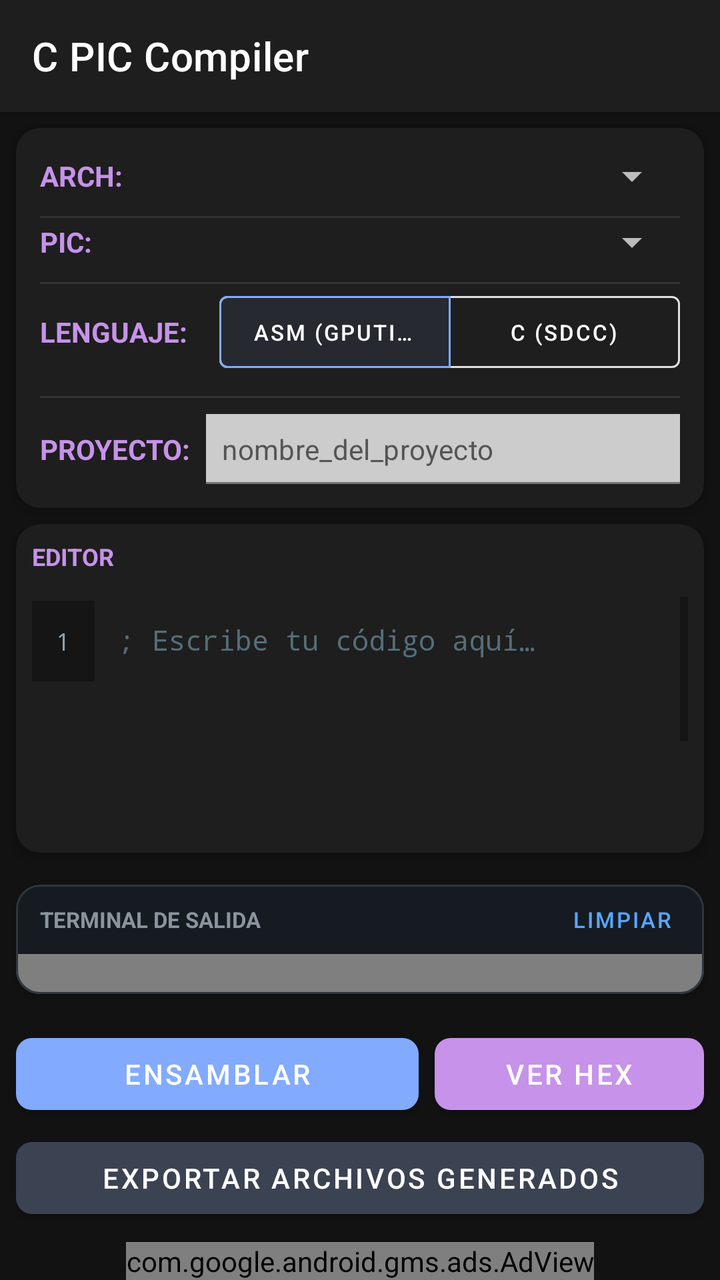
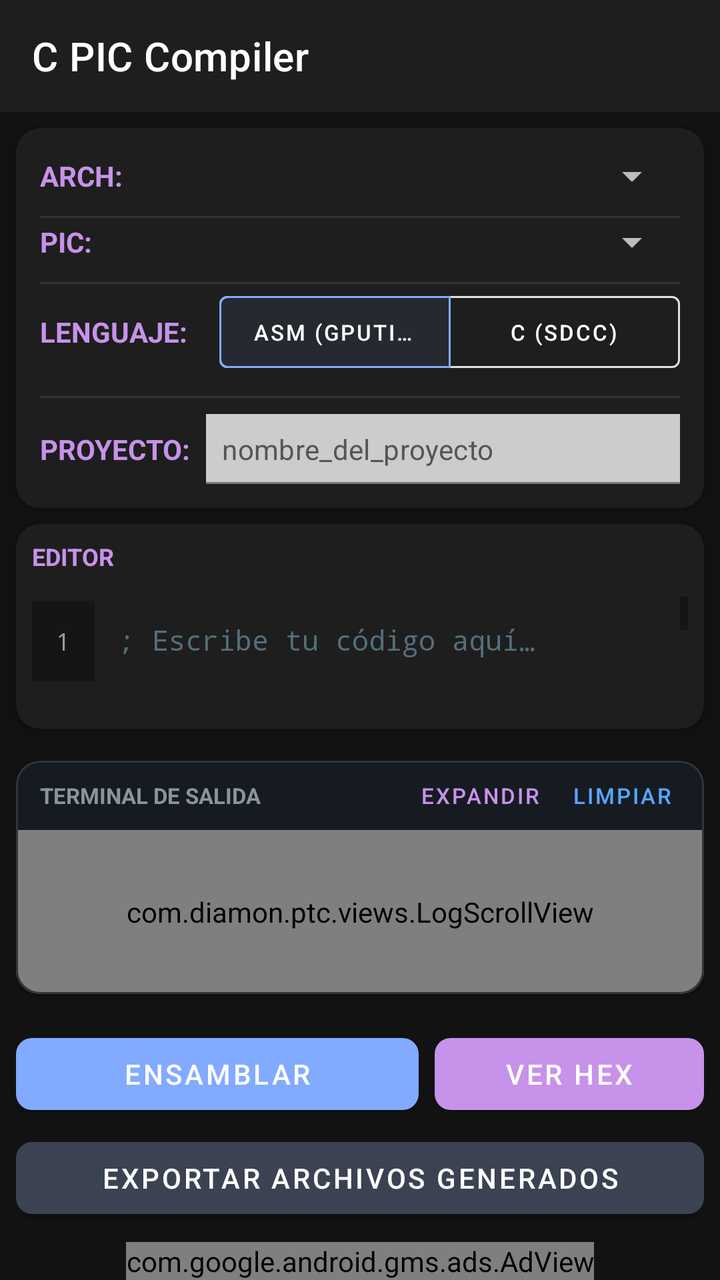

Before-and-after screenshots of an Android layout around one commit, followed by the original layout XML and the change that was made.
<!-- AndroidManifest.xml: application theme Theme.CPIC -->
<!-- res/layout/activity_main.xml -->
<?xml version="1.0" encoding="utf-8"?>
<androidx.coordinatorlayout.widget.CoordinatorLayout xmlns:android="http://schemas.android.com/apk/res/android"
    xmlns:app="http://schemas.android.com/apk/res-auto"
    xmlns:tools="http://schemas.android.com/tools"
    android:layout_width="match_parent"
    android:layout_height="match_parent"
    android:background="#121212"
    tools:context=".MainActivity">

    <com.google.android.material.appbar.AppBarLayout
        android:layout_width="match_parent"
        android:layout_height="wrap_content"
        android:background="#1E1E1E">

        <com.google.android.material.appbar.MaterialToolbar
            android:id="@+id/toolbar"
            android:layout_width="match_parent"
            android:layout_height="?attr/actionBarSize"
            app:title="@string/app_name"
            app:titleTextColor="#FFFFFF"
            android:theme="@style/ToolbarTheme"
            app:popupTheme="@style/CustomPopupTheme" />

    </com.google.android.material.appbar.AppBarLayout>

    <androidx.constraintlayout.widget.ConstraintLayout
        android:layout_width="match_parent"
        android:layout_height="match_parent"
        app:layout_behavior="@string/appbar_scrolling_view_behavior">

        
        <com.google.android.material.card.MaterialCardView
            android:id="@+id/card_pic_selector"
            android:layout_width="0dp"
            android:layout_height="wrap_content"
            android:layout_margin="8dp"
            app:cardBackgroundColor="#1E1E1E"
            app:cardCornerRadius="12dp"
            app:cardElevation="4dp"
            app:layout_constraintEnd_toEndOf="parent"
            app:layout_constraintStart_toStartOf="parent"
            app:layout_constraintTop_toTopOf="parent">

            <LinearLayout
                android:layout_width="match_parent"
                android:layout_height="wrap_content"
                android:orientation="vertical"
                android:padding="12dp">

                
                <LinearLayout
                    android:layout_width="match_parent"
                    android:layout_height="wrap_content"
                    android:gravity="center_vertical"
                    android:orientation="horizontal">

                    <TextView
                        android:layout_width="wrap_content"
                        android:layout_height="wrap_content"
                        android:text="@string/label_arch"
                        android:textColor="@color/secondary"
                        android:textSize="14sp"
                        android:textStyle="bold" />

                    <Spinner
                        android:id="@+id/spinner_arch"
                        android:layout_width="match_parent"
                        android:layout_height="wrap_content"
                        android:layout_marginStart="8dp"
                        android:theme="@style/ThemeOverlay.AppCompat.Dark" />
                </LinearLayout>

                <View
                    android:layout_width="match_parent"
                    android:layout_height="1dp"
                    android:layout_marginTop="8dp"
                    android:background="#333333" />

                
                <LinearLayout
                    android:id="@+id/row_sub_arch"
                    android:layout_width="match_parent"
                    android:layout_height="wrap_content"
                    android:gravity="center_vertical"
                    android:orientation="horizontal"
                    android:visibility="gone">

                    <TextView
                        android:layout_width="wrap_content"
                        android:layout_height="wrap_content"
                        android:text="@string/label_variant"
                        android:textColor="@color/secondary"
                        android:textSize="14sp"
                        android:textStyle="bold" />

                    <Spinner
                        android:id="@+id/spinner_sub_arch"
                        android:layout_width="match_parent"
                        android:layout_height="wrap_content"
                        android:layout_marginStart="8dp"
                        android:theme="@style/ThemeOverlay.AppCompat.Dark" />
                </LinearLayout>

                <View
                    android:id="@+id/divider_sub_arch"
                    android:layout_width="match_parent"
                    android:layout_height="1dp"
                    android:layout_marginTop="8dp"
                    android:background="#333333"
                    android:visibility="gone" />

                
                <LinearLayout
                    android:id="@+id/row_device"
                    android:layout_width="match_parent"
                    android:layout_height="wrap_content"
                    android:gravity="center_vertical"
                    android:orientation="horizontal">

                    <TextView
                        android:id="@+id/label_device"
                        android:layout_width="wrap_content"
                        android:layout_height="wrap_content"
                        android:text="@string/label_pic"
                        android:textColor="@color/secondary"
                        android:textSize="14sp"
                        android:textStyle="bold" />

                    <Spinner
                        android:id="@+id/spinner_pic"
                        android:layout_width="match_parent"
                        android:layout_height="wrap_content"
                        android:layout_marginStart="8dp"
                        android:theme="@style/ThemeOverlay.AppCompat.Dark" />
                </LinearLayout>

                <View
                    android:id="@+id/divider_device"
                    android:layout_width="match_parent"
                    android:layout_height="1dp"
                    android:layout_marginTop="8dp"
                    android:background="#333333" />

                
                <LinearLayout
                    android:id="@+id/row_language"
                    android:layout_width="match_parent"
                    android:layout_height="wrap_content"
                    android:gravity="center_vertical"
                    android:orientation="horizontal">

                    <TextView
                        android:layout_width="wrap_content"
                        android:layout_height="wrap_content"
                        android:text="@string/label_language"
                        android:textColor="@color/secondary"
                        android:textSize="14sp"
                        android:textStyle="bold" />

                    <com.google.android.material.button.MaterialButtonToggleGroup
                        android:id="@+id/toggle_language"
                        android:layout_width="0dp"
                        android:layout_height="wrap_content"
                        android:layout_weight="1"
                        android:layout_marginStart="16dp"
                        app:checkedButton="@+id/btn_lang_asm"
                        app:singleSelection="true">

                        <com.google.android.material.button.MaterialButton
                            android:id="@+id/btn_lang_asm"
                            style="@style/Widget.MaterialComponents.Button.OutlinedButton"
                            android:layout_width="0dp"
                            android:layout_height="wrap_content"
                            android:layout_weight="1"
                            android:text="@string/btn_asm_gputils"
                            android:textSize="11sp"
                            android:lines="1"
                            android:ellipsize="end"
                            android:textColor="#FFFFFF" />

                        <com.google.android.material.button.MaterialButton
                            android:id="@+id/btn_lang_c"
                            style="@style/Widget.MaterialComponents.Button.OutlinedButton"
                            android:layout_width="0dp"
                            android:layout_height="wrap_content"
                            android:layout_weight="1"
                            android:text="@string/btn_c_sdcc"
                            android:textSize="11sp"
                            android:lines="1"
                            android:ellipsize="end"
                            android:textColor="#FFFFFF" />
                    </com.google.android.material.button.MaterialButtonToggleGroup>
                </LinearLayout>

                <View
                    android:id="@+id/divider_language"
                    android:layout_width="match_parent"
                    android:layout_height="1dp"
                    android:layout_marginTop="8dp"
                    android:layout_marginBottom="8dp"
                    android:background="#333333" />

                <LinearLayout
                    android:layout_width="match_parent"
                    android:layout_height="wrap_content"
                    android:gravity="center_vertical"
                    android:orientation="horizontal">

                    <TextView
                        android:layout_width="wrap_content"
                        android:layout_height="wrap_content"
                        android:text="@string/label_project"
                        android:textColor="@color/secondary"
                        android:textSize="14sp"
                        android:textStyle="bold" />

                    <com.google.android.material.textfield.TextInputLayout
                        android:layout_width="match_parent"
                        android:layout_height="wrap_content"
                        android:layout_marginStart="8dp"
                        app:hintEnabled="false">

                        <com.google.android.material.textfield.TextInputEditText
                            android:id="@+id/edit_project_name"
                            android:layout_width="match_parent"
                            android:layout_height="wrap_content"
                            android:background="#CCCCCC"
                            android:hint="@string/hint_project_name"
                            android:inputType="text"
                            android:padding="8dp"
                            android:lines="1"
                            android:textColor="#000000"
                            android:textColorHint="#555555"
                            android:textSize="14sp" />
                    </com.google.android.material.textfield.TextInputLayout>
                </LinearLayout>
            </LinearLayout>
        </com.google.android.material.card.MaterialCardView>

        
        <com.google.android.material.card.MaterialCardView
            android:id="@+id/card_editor"
            android:layout_width="0dp"
            android:layout_height="0dp"
            android:layout_margin="8dp"
            app:cardBackgroundColor="#1E1E1E"
            app:cardCornerRadius="12dp"
            app:cardElevation="4dp"
            app:layout_constraintBottom_toTopOf="@+id/card_logs"
            app:layout_constraintEnd_toEndOf="parent"
            app:layout_constraintStart_toStartOf="parent"
            app:layout_constraintTop_toBottomOf="@+id/card_pic_selector"
            app:layout_constraintVertical_weight="3">

            <LinearLayout
                android:layout_width="match_parent"
                android:layout_height="match_parent"
                android:orientation="vertical"
                android:padding="8dp">

                <TextView
                    android:layout_width="wrap_content"
                    android:layout_height="wrap_content"
                    android:text="@string/label_editor"
                    android:textColor="@color/secondary"
                    android:textSize="12sp"
                    android:textStyle="bold" />

                <LinearLayout
                    android:layout_width="match_parent"
                    android:layout_height="wrap_content"
                    android:layout_marginTop="6dp"
                    android:gravity="center_vertical"
                    android:orientation="horizontal">

                    <HorizontalScrollView
                        android:layout_width="0dp"
                        android:layout_height="wrap_content"
                        android:layout_weight="1"
                        android:scrollbars="none">

                        <LinearLayout
                            android:id="@+id/layout_tabs"
                            android:layout_width="wrap_content"
                            android:layout_height="wrap_content"
                            android:orientation="horizontal" />
                    </HorizontalScrollView>

                </LinearLayout>

                <ScrollView
                    android:id="@+id/scroll_editor"
                    android:layout_width="match_parent"
                    android:layout_height="match_parent"
                    android:layout_marginTop="6dp"
                    android:fillViewport="true">

                    <LinearLayout
                        android:layout_width="match_parent"
                        android:layout_height="wrap_content"
                        android:orientation="horizontal">

                        <TextView
                            android:id="@+id/text_line_numbers"
                            android:layout_width="wrap_content"
                            android:layout_height="wrap_content"
                            android:background="#151515"
                            android:fontFamily="monospace"
                            android:gravity="top|end"
                            android:padding="12dp"
                            android:text="1"
                            android:textColor="#8FA0AE"
                            android:textSize="12sp" />

                        <EditText
                            android:id="@+id/edit_asm"
                            android:layout_width="0dp"
                            android:layout_height="wrap_content"
                            android:layout_weight="1"
                            android:background="@null"
                            android:fontFamily="monospace"
                            android:gravity="top"
                            android:hint="@string/hint_editor_asm"
                            android:inputType="textMultiLine|textNoSuggestions|textVisiblePassword"
                            android:minHeight="200dp"
                            android:padding="12dp"
                            android:textColor="#B2FF59"
                            android:textColorHint="#546E7A"
                            android:textSize="14sp" />
                    </LinearLayout>
                </ScrollView>
            </LinearLayout>
        </com.google.android.material.card.MaterialCardView>

        
        <com.google.android.material.card.MaterialCardView
            android:id="@+id/card_logs"
            android:layout_width="0dp"
            android:layout_height="0dp"
            android:layout_margin="8dp"
            app:cardBackgroundColor="#0D1117"
            app:cardCornerRadius="12dp"
            app:cardElevation="2dp"
            app:layout_constraintBottom_toTopOf="@+id/button_layout"
            app:layout_constraintEnd_toEndOf="parent"
            app:layout_constraintStart_toStartOf="parent"
            app:layout_constraintTop_toBottomOf="@+id/card_editor"
            app:layout_constraintVertical_weight="1"
            app:strokeColor="#30363D"
            app:strokeWidth="1dp">

            <LinearLayout
                android:layout_width="match_parent"
                android:layout_height="match_parent"
                android:orientation="vertical">

                <LinearLayout
                    android:layout_width="match_parent"
                    android:layout_height="wrap_content"
                    android:orientation="horizontal"
                    android:gravity="center_vertical"
                    android:background="#161B22"
                    android:paddingStart="12dp"
                    android:paddingEnd="8dp"
                    android:paddingTop="2dp"
                    android:paddingBottom="2dp">

                    <TextView
                        android:id="@+id/text_terminal_title"
                        android:layout_width="0dp"
                        android:layout_height="wrap_content"
                        android:layout_weight="1"
                        android:text="@string/label_terminal"
                        android:textColor="#8B949E"
                        android:textStyle="bold"
                        android:textSize="11sp" />

                    <com.google.android.material.button.MaterialButton
                        android:id="@+id/btn_clear_logs"
                        style="@style/Widget.MaterialComponents.Button.TextButton"
                        android:layout_width="wrap_content"
                        android:layout_height="wrap_content"
                        android:text="@string/btn_clear"
                        android:textColor="#58A6FF"
                        android:textSize="11sp"
                        android:minHeight="0dp"
                        android:minWidth="0dp"
                        android:paddingStart="8dp"
                        android:paddingEnd="8dp"
                        android:paddingTop="2dp"
                        android:paddingBottom="2dp" />
                </LinearLayout>

                <com.diamon.ptc.views.LogScrollView
                    android:id="@+id/scroll_logs"
                    android:layout_width="match_parent"
                    android:layout_height="0dp"
                    android:layout_weight="1"
                    android:background="#0A0E17"
                    android:padding="8dp"
                    android:descendantFocusability="blocksDescendants">

                    <TextView
                        android:id="@+id/text_logs"
                        android:layout_width="match_parent"
                        android:layout_height="wrap_content"
                        android:fontFamily="monospace"
                        android:longClickable="true"
                        android:text="@string/terminal_ready"
                        android:textColor="#00FF66"
                        android:textIsSelectable="true"
                        android:lineSpacingExtra="2dp"
                        android:textSize="12sp" />
                </com.diamon.ptc.views.LogScrollView>
            </LinearLayout>
        </com.google.android.material.card.MaterialCardView>

        
        <LinearLayout
            android:id="@+id/button_layout"
            android:layout_width="match_parent"
            android:layout_height="wrap_content"
            android:orientation="vertical"
            android:padding="8dp"
            app:layout_constraintBottom_toTopOf="@+id/adView_banner"
            app:layout_constraintEnd_toEndOf="parent"
            app:layout_constraintStart_toStartOf="parent">

            <LinearLayout
                android:layout_width="match_parent"
                android:layout_height="wrap_content"
                android:orientation="horizontal">

                <com.google.android.material.button.MaterialButton
                    android:id="@+id/btn_assemble"
                    android:layout_width="0dp"
                    android:layout_height="wrap_content"
                    android:layout_weight="1.2"
                    android:layout_marginEnd="4dp"
                    android:text="@string/btn_assemble"
                    app:backgroundTint="@color/primary"
                    app:cornerRadius="8dp" />

                <com.google.android.material.button.MaterialButton
                    android:id="@+id/btn_view_hex"
                    android:layout_width="0dp"
                    android:layout_height="wrap_content"
                    android:layout_weight="0.8"
                    android:layout_marginStart="4dp"
                    android:text="@string/btn_view_hex"
                    app:backgroundTint="@color/secondary"
                    app:cornerRadius="8dp" />
            </LinearLayout>

            <com.google.android.material.button.MaterialButton
                android:id="@+id/btn_export"
                android:layout_width="match_parent"
                android:layout_height="wrap_content"
                android:layout_marginTop="4dp"
                android:text="@string/btn_export"
                app:backgroundTint="@color/primary_variant"
                app:cornerRadius="8dp" />

        </LinearLayout>

        
        <com.google.android.gms.ads.AdView
            android:id="@+id/adView_banner"
            android:layout_width="wrap_content"
            android:layout_height="wrap_content"
            app:adSize="BANNER"
            app:adUnitId="@string/ad_banner_id"
            app:layout_constraintBottom_toBottomOf="parent"
            app:layout_constraintEnd_toEndOf="parent"
            app:layout_constraintStart_toStartOf="parent" />

    </androidx.constraintlayout.widget.ConstraintLayout>

    
    <FrameLayout
        android:id="@+id/loading_overlay"
        android:layout_width="match_parent"
        android:layout_height="match_parent"
        android:background="#E6121212"
        android:clickable="true"
        android:focusable="true"
        android:visibility="gone">

        <LinearLayout
            android:layout_width="wrap_content"
            android:layout_height="wrap_content"
            android:layout_gravity="center"
            android:gravity="center"
            android:orientation="vertical"
            android:padding="24dp">

            <ProgressBar
                android:layout_width="64dp"
                android:layout_height="64dp"
                android:indeterminateTint="@color/secondary" />

            <TextView
                android:layout_width="wrap_content"
                android:layout_height="wrap_content"
                android:layout_marginTop="16dp"
                android:gravity="center"
                android:text="@string/loading_message"
                android:textColor="#FFFFFF"
                android:textSize="14sp"
                android:textStyle="bold" />
        </LinearLayout>
    </FrameLayout>

</androidx.coordinatorlayout.widget.CoordinatorLayout>
<!-- resources referenced by this layout -->
<resources>
  <color name="primary">#82AAFF</color>
  <color name="primary_variant">#3B4252</color>
  <color name="secondary">#C792EA</color>
  <string name="ad_banner_id">ca-app-pub-5141499161332805/1220566600</string>
  <string name="app_name">C PIC Compiler</string>
  <string name="btn_asm_gputils">ASM (GPUTILS)</string>
  <string name="btn_assemble">ENSAMBLAR</string>
  <string name="btn_c_sdcc">C (SDCC)</string>
  <string name="btn_clear">Limpiar</string>
  <string name="btn_export">EXPORTAR ARCHIVOS GENERADOS</string>
  <string name="btn_view_hex">VER HEX</string>
  <string name="hint_editor_asm">; Escribe tu código aquí…</string>
  <string name="hint_project_name">nombre_del_proyecto</string>
  <string name="label_arch">ARCH:</string>
  <string name="label_editor">EDITOR</string>
  <string name="label_language">LENGUAJE:</string>
  <string name="label_pic">PIC:</string>
  <string name="label_project">PROYECTO:</string>
  <string name="label_terminal">TERMINAL DE SALIDA</string>
  <string name="label_variant">VARIANTE:</string>
  <string name="loading_message">Preparando herramientas…\nSolo tomará un momento la primera vez.</string>
  <string name="terminal_ready">--- Terminal lista ---</string>
  <style name="CustomPopupTheme" parent="ThemeOverlay.AppCompat.Light">
          <item name="android:windowBackground">@color/surface</item>
          <item name="android:colorBackground">#FAFAFA</item>
          <item name="android:background">#FAFAFA</item>
          <item name="android:itemBackground">#FAFAFA</item>
          <item name="android:textColor">#000000</item>
      </style>
  <style name="ToolbarTheme" parent="ThemeOverlay.MaterialComponents.Dark.ActionBar">
          <item name="colorControlNormal">@color/primary</item>
      </style>
  <color name="surface">#161618</color>
  <color name="on_primary">#FFFFFF</color>
  <color name="on_secondary">#121212</color>
  <color name="background">#0A0A0B</color>
  <color name="on_surface">#E0E0E0</color>
  <style name="CustomAlertDialogTheme" parent="ThemeOverlay.MaterialComponents.MaterialAlertDialog">
          <item name="android:background">@color/surface</item>
          <item name="colorSurface">@color/surface</item>
          <item name="colorOnSurface">#FFFFFF</item>
          <item name="android:textColorPrimary">#FFFFFF</item>
          <item name="android:textColorSecondary">#B0BEC5</item>
          <item name="colorPrimary">@color/primary</item>
          <item name="buttonBarPositiveButtonStyle">@style/DialogPositiveButton</item>
          <item name="buttonBarNegativeButtonStyle">@style/DialogNegativeButton</item>
      </style>
  <style name="DialogPositiveButton" parent="Widget.MaterialComponents.Button.TextButton.Dialog">
          <item name="android:textColor">@color/primary</item>
          <item name="android:textStyle">bold</item>
      </style>
  <style name="DialogNegativeButton" parent="Widget.MaterialComponents.Button.TextButton.Dialog">
          <item name="android:textColor">#B0BEC5</item>
      </style>
  <!-- unchanged entries left out for length: 1 -->
</resources>

<!-- the commit's change to res/layout/activity_main.xml (unified diff, before → after) -->
@@ -250,7 +250,7 @@
             app:layout_constraintEnd_toEndOf="parent"
             app:layout_constraintStart_toStartOf="parent"
             app:layout_constraintTop_toBottomOf="@+id/card_pic_selector"
-            app:layout_constraintVertical_weight="3">
+            app:layout_constraintVertical_weight="1.4">
 
             <LinearLayout
                 android:layout_width="match_parent"
@@ -345,7 +345,7 @@
             app:layout_constraintEnd_toEndOf="parent"
             app:layout_constraintStart_toStartOf="parent"
             app:layout_constraintTop_toBottomOf="@+id/card_editor"
-            app:layout_constraintVertical_weight="1"
+            app:layout_constraintVertical_weight="1.6"
             app:strokeColor="#30363D"
             app:strokeWidth="1dp">
 
@@ -376,6 +376,21 @@
                         android:textSize="11sp" />
 
                     <com.google.android.material.button.MaterialButton
+                        android:id="@+id/btn_toggle_terminal_size"
+                        style="@style/Widget.MaterialComponents.Button.TextButton"
+                        android:layout_width="wrap_content"
+                        android:layout_height="wrap_content"
+                        android:text="@string/btn_expand_terminal"
+                        android:textColor="#C792EA"
+                        android:textSize="11sp"
+                        android:minHeight="0dp"
+                        android:minWidth="0dp"
+                        android:paddingStart="6dp"
+                        android:paddingEnd="6dp"
+                        android:paddingTop="2dp"
+                        android:paddingBottom="2dp" />
+
+                    <com.google.android.material.button.MaterialButton
                         android:id="@+id/btn_clear_logs"
                         style="@style/Widget.MaterialComponents.Button.TextButton"
                         android:layout_width="wrap_content"
@@ -385,8 +400,8 @@
                         android:textSize="11sp"
                         android:minHeight="0dp"
                         android:minWidth="0dp"
-                        android:paddingStart="8dp"
-                        android:paddingEnd="8dp"
+                        android:paddingStart="6dp"
+                        android:paddingEnd="6dp"
                         android:paddingTop="2dp"
                         android:paddingBottom="2dp" />
                 </LinearLayout>
<!-- resource entries referenced after the edit -->
@@ -9,6 +9,7 @@
   <string name="btn_assemble">ENSAMBLAR</string>
   <string name="btn_c_sdcc">C (SDCC)</string>
   <string name="btn_clear">Limpiar</string>
+  <string name="btn_expand_terminal">Expandir</string>
   <string name="btn_export">EXPORTAR ARCHIVOS GENERADOS</string>
   <string name="btn_view_hex">VER HEX</string>
   <string name="hint_editor_asm">; Escribe tu código aquí…</string>
